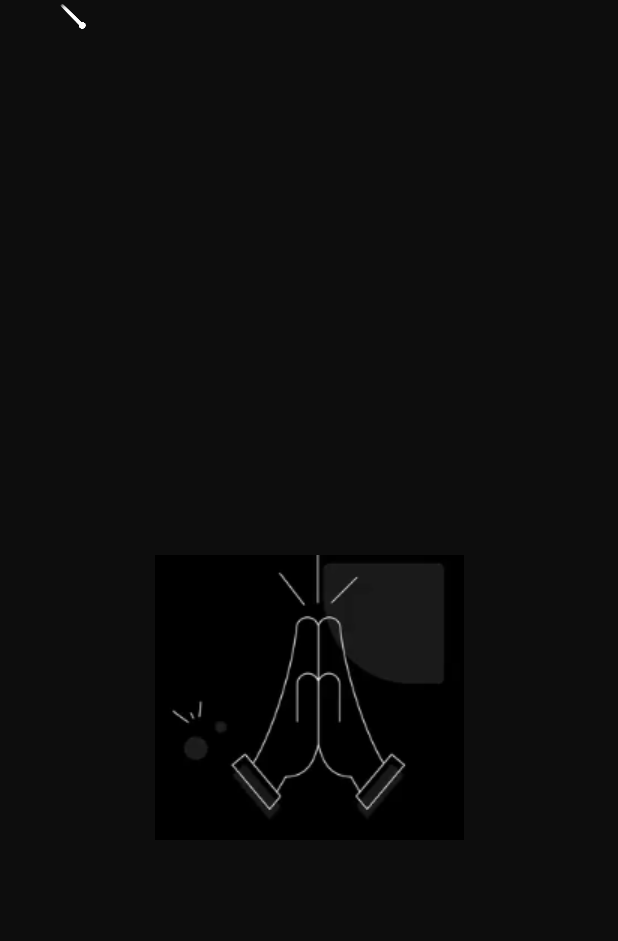
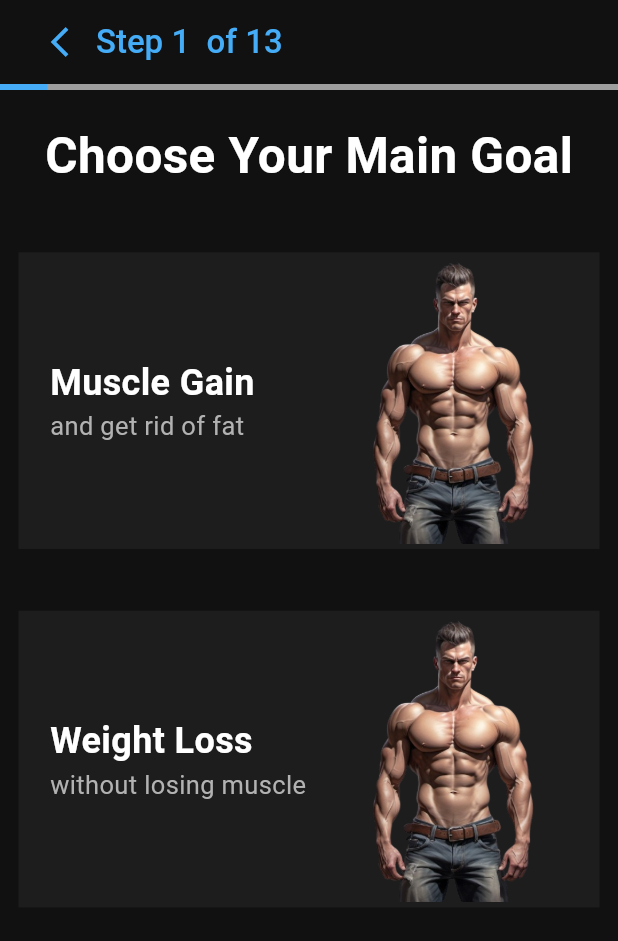
Before and after one commit to ZnaidiLV1/GymApp, a Flutter app: the screen it shows after launch, on a phone screen of 412 x 824 dp. Shown: the top 941 px of the screen. Run offline on Flutter 3.47's test engine with Material 3 defaults, Android fonts, the phone set to English and light mode, and no system bars; our stand-ins replace flutter_bloc.

```diff
--- a/analysis_options.yaml
+++ b/analysis_options.yaml
@@ -9,6 +9,7 @@
 # packages, and plugins designed to encourage good coding practices.
 analyzer:
   errors:
+    non_constant_identifier_names: ignore
     prefer_const_constructors: ignore
     prefer_const_literals_to_create_immutables: ignore
     sized ignore_box_for_whitespace: ignore
--- a/lib/core/constant/colors.dart
+++ b/lib/core/constant/colors.dart
@@ -4,5 +4,7 @@ import 'package:flutter/material.dart';
 
 class ConstColors {
   static Color primaryColor = Color(0xFF45ADF7);
-  static Color bg = Color(0xFF0D0D0D);
+  static Color bg = Color(0xFF111111);
+  static Color secondaryColor = Color(0xFF1D1D1D);
+  //0D0D0D
 }
--- /dev/null
+++ b/lib/core/shared/ProgressIndicator.dart
@@ -0,0 +1,21 @@
+import 'package:flutter/material.dart';
+import 'package:flutter_bloc/flutter_bloc.dart';
+import 'package:gym_app/core/constant/colors.dart';
+import 'package:gym_app/stateManagement/features/StepsCubit.dart';
+
+class Progressindicator extends StatelessWidget {
+  const Progressindicator({super.key});
+
+  @override
+  Widget build(BuildContext context) {
+    return BlocBuilder<StepsCubit, int>(
+              builder: (BuildContext context, int state) {
+            return LinearProgressIndicator(
+              value: state / 13,
+              backgroundColor: Colors.grey,
+              valueColor:
+                  AlwaysStoppedAnimation<Color>(ConstColors.primaryColor),
+            );
+          });
+  }
+}
--- /dev/null
+++ b/lib/core/shared/navigator_utils.dart
@@ -0,0 +1,29 @@
+import 'package:flutter/material.dart';
+
+class NavigatorUtils {
+  static void pushWithTransition(
+    BuildContext context,
+    Widget page, {
+    Offset begin = const Offset(1.0, 0.0), // Default: Slide from right
+    Curve curve = Curves.easeInOut, // Default animation curve
+    Duration duration = const Duration(milliseconds: 600), // Default transition duration
+  }) {
+    Navigator.push(
+      context,
+      PageRouteBuilder(
+        pageBuilder: (context, animation, secondaryAnimation) => page,
+        transitionDuration: duration, // Set custom duration
+        transitionsBuilder: (context, animation, secondaryAnimation, child) {
+          var tween = Tween(begin: begin, end: Offset.zero)
+              .chain(CurveTween(curve: curve));
+          var offsetAnimation = animation.drive(tween);
+
+          return SlideTransition(
+            position: offsetAnimation,
+            child: child,
+          );
+        },
+      ),
+    );
+  }
+}
--- a/lib/main.dart
+++ b/lib/main.dart
@@ -4,8 +4,10 @@ import 'package:flutter/material.dart';
 import 'package:flutter_bloc/flutter_bloc.dart';
 import 'package:gym_app/stateManagement/features/DotsFeature.dart';
 import 'package:gym_app/stateManagement/features/GenderCubit.dart';
+import 'package:gym_app/stateManagement/features/MainGoalCubit.dart';
+import 'package:gym_app/stateManagement/features/StepsCubit.dart';
 import 'package:gym_app/stateManagement/global/auth/SignUpCubit.dart';
-import 'package:gym_app/view/screen/Home/HomePage.dart';
+import 'package:gym_app/view/screen/Auth/MainGoal.dart';
 
 void main() {
   runApp(const MyApp());
@@ -21,10 +23,12 @@ class MyApp extends StatelessWidget {
         BlocProvider(create: (_)=>PageBloc()),
         BlocProvider(create: (_)=>GenderCubit()),
         BlocProvider(create: (_)=>SignUpCubit()),
+        BlocProvider(create: (_)=>StepsCubit()),
+        BlocProvider(create: (_)=>Maingoalcubit()),
       ],
       child: MaterialApp(
         debugShowCheckedModeBanner: false,
-        home: HomePage(),
+        home: MainGoal(),
       ),
     );
   }
--- /dev/null
+++ b/lib/stateManagement/features/MainGoalCubit.dart
@@ -0,0 +1,12 @@
+
+import 'package:flutter_bloc/flutter_bloc.dart';
+
+class Maingoalcubit extends Cubit<String> {
+  Maingoalcubit() : super("");
+  void gainEmit() {
+    emit("gain");
+  }
+  void lossEmit() {
+    emit("loss");
+  }
+}
--- /dev/null
+++ b/lib/stateManagement/features/StepsCubit.dart
@@ -0,0 +1,13 @@
+
+import 'package:flutter_bloc/flutter_bloc.dart';
+
+class StepsCubit extends Cubit<int> {
+  StepsCubit() : super(1);
+  void nextStep() {
+    emit(state + 1);
+  }
+
+  void previousStep() {
+    emit(state - 1);
+  }
+}
--- /dev/null
+++ b/lib/view/screen/Auth/MainGoal.dart
@@ -0,0 +1,113 @@
+import 'package:flutter/material.dart';
+import 'package:flutter/widgets.dart';
+import 'package:flutter_bloc/flutter_bloc.dart';
+import 'package:gym_app/core/constant/colors.dart';
+import 'package:gym_app/core/shared/ProgressIndicator.dart';
+import 'package:gym_app/core/shared/navigator_utils.dart';
+import 'package:gym_app/stateManagement/features/MainGoalCubit.dart';
+import 'package:gym_app/stateManagement/features/StepsCubit.dart';
+import 'package:gym_app/view/screen/Auth/RateYourself.dart';
+import 'package:gym_app/view/widget/steps/mainGaol/MainGoalContainer.dart';
+
+class MainGoal extends StatelessWidget {
+  MainGoal({super.key});
+
+  @override
+  Widget build(BuildContext context) {
+    return Scaffold(
+      backgroundColor: ConstColors.bg,
+      appBar: AppBar(
+        leading: null,
+        automaticallyImplyLeading: true,
+        backgroundColor: ConstColors.bg,
+        title: Row(
+          children: [
+            IconButton(
+                onPressed: () {
+                  context.read<StepsCubit>().previousStep();
+                  Navigator.of(context).pop();
+                },
+                icon: Icon(
+                  Icons.arrow_back_ios_sharp,
+                  color: ConstColors.primaryColor,
+                )),
+            BlocBuilder<StepsCubit, int>(
+                builder: (BuildContext context, int state) {
+              return Text(
+                "Step ${state}  of 13",
+                style: TextStyle(
+                    color: ConstColors.primaryColor,
+                    fontSize: 22,
+                    fontWeight: FontWeight.w500),
+              );
+            }),
+          ],
+        ),
+      ),
+      body: Column(
+        children: [
+          Progressindicator(),
+          Container(
+            padding: EdgeInsets.only(top: 20),
+            child: Text(
+              "Choose Your Main Goal",
+              style: TextStyle(
+                  fontSize: 33,
+                  fontWeight: FontWeight.bold,
+                  color: Colors.white),
+            ),
+          ),
+          BlocBuilder<Maingoalcubit, String>(
+              builder: (BuildContext context, String state) {
+            return Column(
+              children: [
+                MainGoalContainer(
+                  MainText: 'Muscle Gain',
+                  SubText: 'and get rid of fat',
+                  border: Border.all(
+                    color: state == "gain"
+                        ? ConstColors.primaryColor
+                        : ConstColors.secondaryColor,
+                    width: 3,
+                  ),
+                  ontapVoid: () {
+                    context.read<Maingoalcubit>().gainEmit();
+                    context.read<StepsCubit>().nextStep();
+                    NavigatorUtils.pushWithTransition(
+                      context,
+                      RateYourself(),
+                      begin: Offset(1.0, 0.0),
+                      curve: Curves.easeInOut,
+                      duration: Duration(seconds: 1),
+                    );
+                  },
+                ),
+                MainGoalContainer(
+                  MainText: 'Weight Loss',
+                  SubText: 'without losing muscle',
+                  border: Border.all(
+                    color: state == "loss"
+                        ? ConstColors.primaryColor
+                        : ConstColors.secondaryColor,
+                    width: 3,
+                  ),
+                  ontapVoid: () {
+                    context.read<Maingoalcubit>().lossEmit();
+                    context.read<StepsCubit>().nextStep();
+                    NavigatorUtils.pushWithTransition(
+                      context,
+                      RateYourself(),
+                      begin: Offset(1.0, 0.0),
+                      curve: Curves.easeInOut,
+                      duration: Duration(seconds: 1),
+                    );
+                  },
+                ),
+              ],
+            );
+          })
+        ],
+      ),
+    );
+  }
+}
--- /dev/null
+++ b/lib/view/widget/steps/mainGaol/MainGoalContainer.dart
@@ -0,0 +1,69 @@
+// ignore_for_file: public_member_api_docs, sort_constructors_first, must_be_immutable
+import 'package:flutter/material.dart';
+import 'package:gym_app/core/constant/colors.dart';
+
+class MainGoalContainer extends StatelessWidget {
+  String MainText;
+  String SubText;
+  BoxBorder border;
+  VoidCallback ontapVoid;
+  MainGoalContainer({
+    Key? key,
+    required this.MainText,
+    required this.SubText,
+    required this.border,
+    required this.ontapVoid,
+  }) : super(key: key);
+
+  @override
+  Widget build(BuildContext context) {
+    return Padding(
+      padding: EdgeInsets.only(
+          top: MediaQuery.of(context).size.height * 0.05,
+          left: MediaQuery.of(context).size.width * 0.03,
+          right: MediaQuery.of(context).size.width * 0.03),
+      child: InkWell(
+        onTap: ontapVoid,
+        child:Container(
+            decoration: BoxDecoration(
+              color: ConstColors.secondaryColor,
+              border: border,
+            ),
+            height: MediaQuery.of(context).size.height * 0.24,
+            child: Row(
+              children: [
+                Expanded(
+                    child: Padding(
+                  padding: const EdgeInsets.only(left: 18.0),
+                  child: Column(
+                    crossAxisAlignment: CrossAxisAlignment.start,
+                    mainAxisAlignment: MainAxisAlignment.center,
+                    children: [
+                      Text(
+                        MainText,
+                        style: TextStyle(
+                            color: Colors.white,
+                            fontWeight: FontWeight.bold,
+                            fontSize: 24),
+                      ),
+                      Text(
+                        SubText,
+                        style: TextStyle(
+                            color: Color.fromARGB(255, 179, 178, 178),
+                            fontWeight: FontWeight.w400,
+                            fontSize: 17),
+                      ),
+                    ],
+                  ),
+                )),
+                Expanded(
+                    child: Container(
+                  child: Image.asset("images/muscle.png"),
+                ))
+              ],
+            ),
+          ),
+      ),
+    );
+  }
+}
```
Also changed, not shown: lib/view/screen/Auth/RateYourself.dart (added, +46 -0 lines), images/fat.png (added), images/muscle.png (added), images/regular.jpg (added), pubspec.lock.
